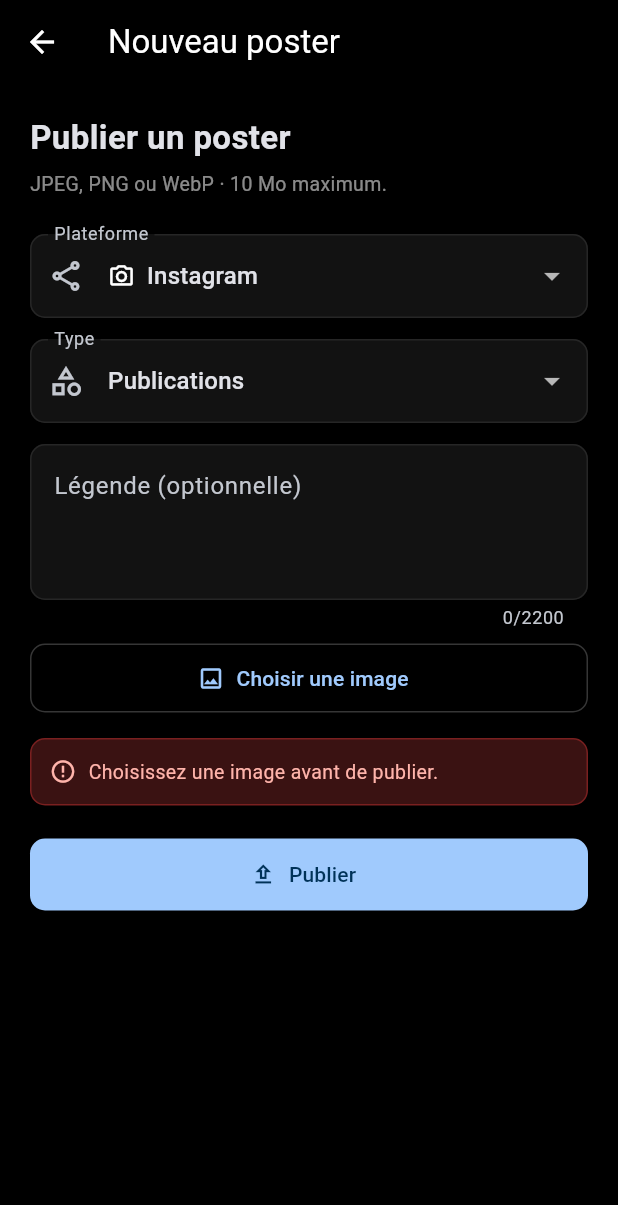
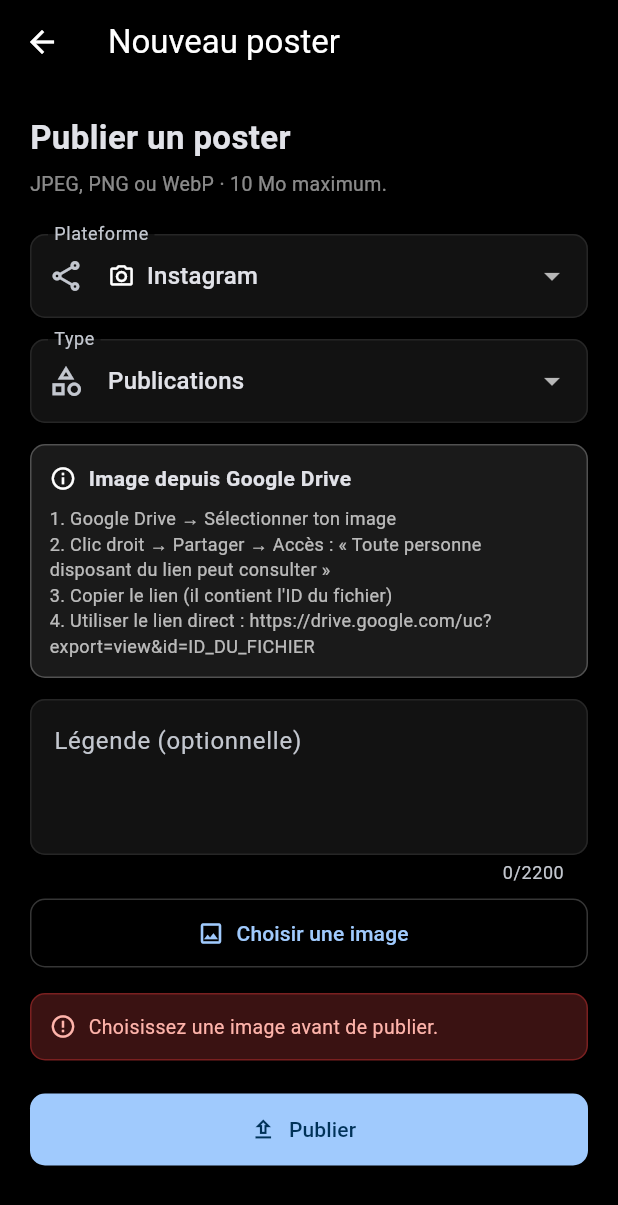
Before and after one commit to TahaEssaouir/socialApp_dxn, a Flutter app: the AdminPostForm screen opened directly, after a tap on "Publier", on a phone screen of 412 x 824 dp. Shown: the top 1205 px of the screen. Run offline on Flutter 3.47's test engine with Material 3 defaults, Android fonts, the phone set to English and light mode, and no system bars; our stand-ins replace cached_network_image, flutter_riverpod, go_router, image_picker, shared_preferences, supabase_flutter; accounts and stored records are empty.

Commit message:
Explications

```diff
--- a/social_profile_app_dxnn/lib/features/admin/admin_post_form.dart
+++ b/social_profile_app_dxnn/lib/features/admin/admin_post_form.dart
@@ -29,6 +29,7 @@
 
   final GlobalKey<FormState> _formKey = GlobalKey<FormState>();
   final TextEditingController _captionController = TextEditingController();
+  final TextEditingController _driveLinkController = TextEditingController();
   final ImagePicker _picker = ImagePicker();
 
   PostPlatform _platform = PostPlatform.instagram;
@@ -54,6 +55,7 @@
   @override
   void dispose() {
     _captionController.dispose();
+    _driveLinkController.dispose();
     super.dispose();
   }
 
@@ -112,9 +114,18 @@
 
     final Uint8List? bytes = _bytes;
     final String? extension = _extension;
+    final String driveLink = _driveLinkController.text.trim();
+
+    if (_kind == PostKind.explication) {
+      if (!_isEditing && driveLink.isEmpty) {
+        setState(() => _error = 'Indiquez le lien Google Drive direct pour cette explication.');
+        return;
+      }
+    } else {
       if (!_isEditing && (bytes == null || extension == null)) {
         setState(() => _error = 'Choisissez une image avant de publier.');
         return;
+      }
     }
 
     setState(() {
@@ -134,6 +145,17 @@
               caption: _captionController.text,
               bytes: bytes,
               extension: extension,
+              driveLink: _kind == PostKind.explication ? driveLink : null,
+            );
+      } else {
+        if (_kind == PostKind.explication) {
+          await ref
+              .read(adminRepositoryProvider)
+              .createDriveLinkPoster(
+                driveUrl: driveLink,
+                platform: _platform,
+                kind: _kind,
+                caption: _captionController.text,
               );
         } else {
           await ref
@@ -145,6 +167,7 @@
                 kind: _kind,
                 caption: _captionController.text,
               );
+        }
       }
 
       if (!mounted) return;
@@ -268,6 +291,42 @@
                           },
                   ),
                   const SizedBox(height: 14),
+                  Container(
+                    padding: const EdgeInsets.all(12),
+                    decoration: BoxDecoration(
+                      color: Colors.white10,
+                      borderRadius: BorderRadius.circular(10),
+                      border: Border.all(color: Colors.white24),
+                    ),
+                    child: const Column(
+                      crossAxisAlignment: CrossAxisAlignment.start,
+                      children: <Widget>[
+                        Row(
+                          children: <Widget>[
+                            Icon(Icons.info_outline, size: 18),
+                            SizedBox(width: 8),
+                            Text(
+                              'Image depuis Google Drive',
+                              style: TextStyle(fontWeight: FontWeight.w600),
+                            ),
+                          ],
+                        ),
+                        SizedBox(height: 8),
+                        Text(
+                          '1. Google Drive → Sélectionner ton image\n'
+                          '2. Clic droit → Partager → Accès : « Toute personne disposant du lien peut consulter »\n'
+                          '3. Copier le lien (il contient l\'ID du fichier)\n'
+                          '4. Utiliser le lien direct : https://drive.google.com/uc?export=view&id=ID_DU_FICHIER',
+                          style: TextStyle(
+                            fontSize: 12,
+                            color: Colors.white70,
+                            height: 1.4,
+                          ),
+                        ),
+                      ],
+                    ),
+                  ),
+                  const SizedBox(height: 14),
                   TextFormField(
                     controller: _captionController,
                     enabled: !_submitting,
@@ -286,7 +345,28 @@
                     },
                   ),
                   const SizedBox(height: 8),
-                  if (_bytes == null)
+                  if (_kind == PostKind.explication) ...<Widget>[
+                    TextFormField(
+                      controller: _driveLinkController,
+                      enabled: !_submitting,
+                      decoration: const InputDecoration(
+                        labelText: 'Lien Google Drive direct',
+                        hintText: 'https://drive.google.com/uc?export=view&id=...',
+                        prefixIcon: Icon(Icons.link),
+                      ),
+                      validator: (String? value) {
+                        if (_kind != PostKind.explication) return null;
+                        final String v = (value ?? '').trim();
+                        if (v.isEmpty) {
+                          return 'Lien requis pour une explication.';
+                        }
+                        if (!(v.startsWith('http://') || v.startsWith('https://'))) {
+                          return 'Lien invalide.';
+                        }
+                        return null;
+                      },
+                    ),
+                  ] else if (_bytes == null)
                     OutlinedButton.icon(
                       onPressed: _submitting ? null : _pickImage,
                       icon: const Icon(Icons.image_outlined),
--- a/social_profile_app_dxnn/lib/features/posts/posts_repository.dart
+++ b/social_profile_app_dxnn/lib/features/posts/posts_repository.dart
@@ -30,7 +30,7 @@
   }
 }
 
-enum PostKind { post, reel }
+enum PostKind { post, reel, explication }
 
 extension PostKindX on PostKind {
   String get label {
@@ -39,6 +39,8 @@
         return 'Post';
       case PostKind.reel:
         return 'Reel';
+      case PostKind.explication:
+        return 'Explication';
     }
   }
 
@@ -48,6 +50,8 @@
         return 'Publications';
       case PostKind.reel:
         return 'Reels';
+      case PostKind.explication:
+        return 'Explications';
     }
   }
 }
```
Also changed, not shown: social_profile_app_dxnn/lib/features/admin/admin_repository.dart (+43 -8 lines), 3 other files. Lines whose indentation alone changed are shown as unchanged.
